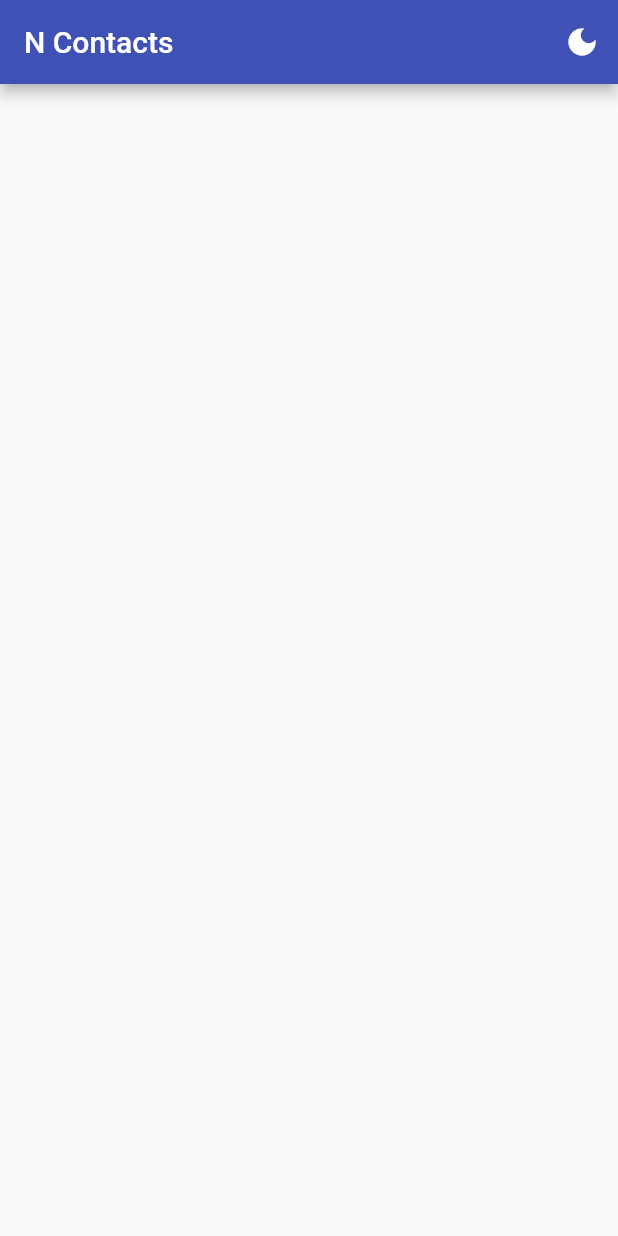
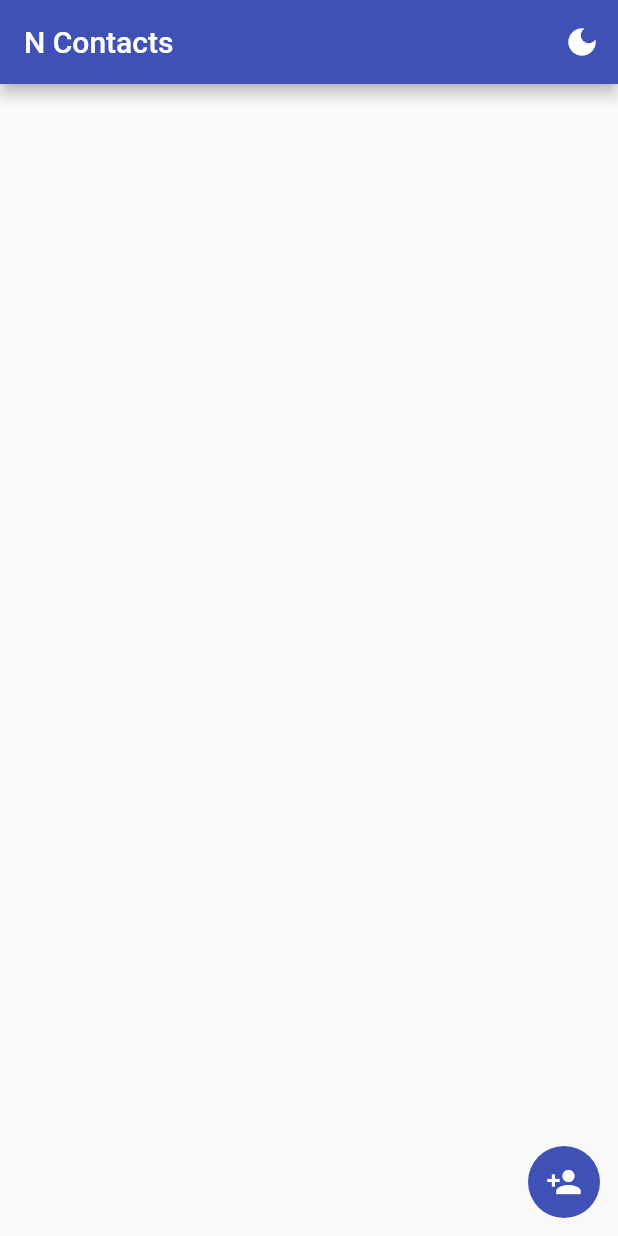
Before and after one commit to mr-cubes/contact-list, a Flutter app: the screen it shows after launch, on a phone screen of 412 x 824 dp. Run offline on Flutter 3.47's test engine with Material 2 defaults, Android fonts, the phone set to English and light mode, and no system bars.

Commit message:
add "Add contact button"

```diff
--- a/lib/list_page.dart
+++ b/lib/list_page.dart
@@ -1,3 +1,5 @@
+import 'package:contact_list/add_page.dart';
+import 'package:contact_list/contact.dart';
 import 'package:contact_list/main.dart';
 import 'package:flutter/material.dart';
 
@@ -9,6 +11,8 @@ class ListPage extends StatefulWidget {
 }
 
 class _ListPageState extends State<ListPage> {
+  void addToList(Contact contact) {}
+
   @override
   Widget build(BuildContext context) {
     return Scaffold(
@@ -29,6 +33,33 @@ class _ListPageState extends State<ListPage> {
               });
             })
       ]),
+      body: Stack(children: [
+        Align(
+          alignment: Alignment.bottomRight,
+          child: Padding(
+            padding: const EdgeInsets.all(12),
+            child: Container(
+              width: 48,
+              height: 48,
+              decoration: BoxDecoration(
+                  color: Theme.of(context).primaryColor,
+                  borderRadius: BorderRadius.circular(28)),
+              child: IconButton(
+                  icon: const Icon(Icons.person_add),
+                  tooltip: "Add contact",
+                  color: Theme.of(context).primaryIconTheme.color,
+                  onPressed: () {
+                    setState(() {
+                      Navigator.push(
+                          context,
+                          MaterialPageRoute(
+                              builder: (ctx) => AddPage(onSubmit: addToList)));
+                    });
+                  }),
+            ),
+          ),
+        )
+      ]),
     );
   }
 }
```
